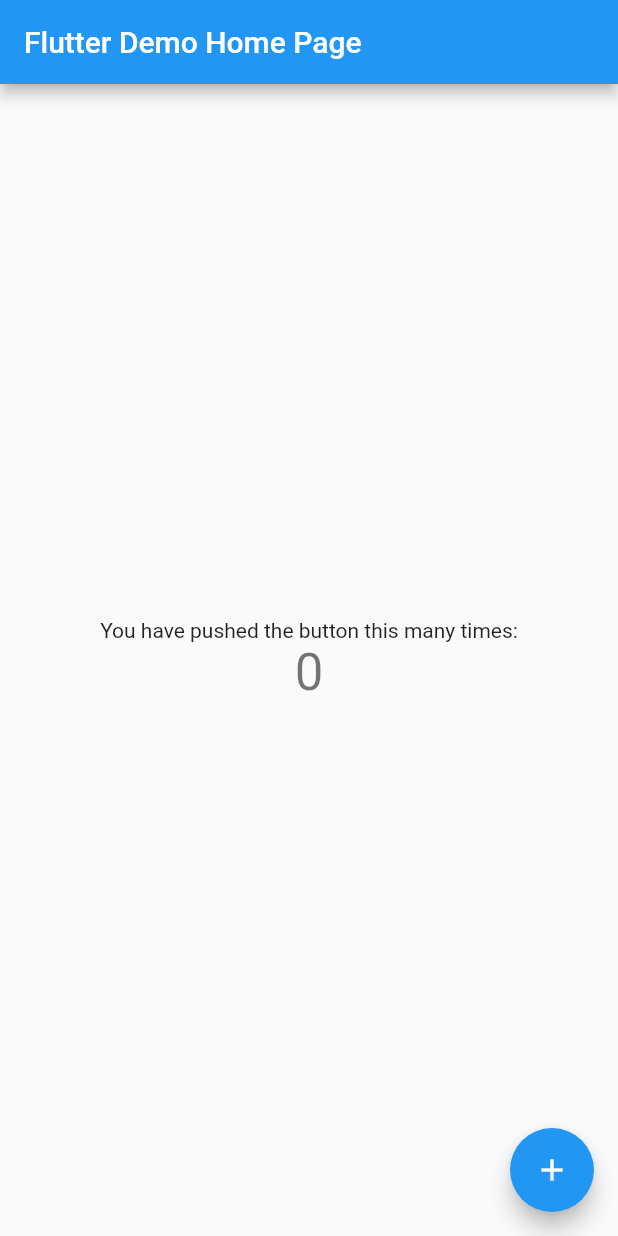
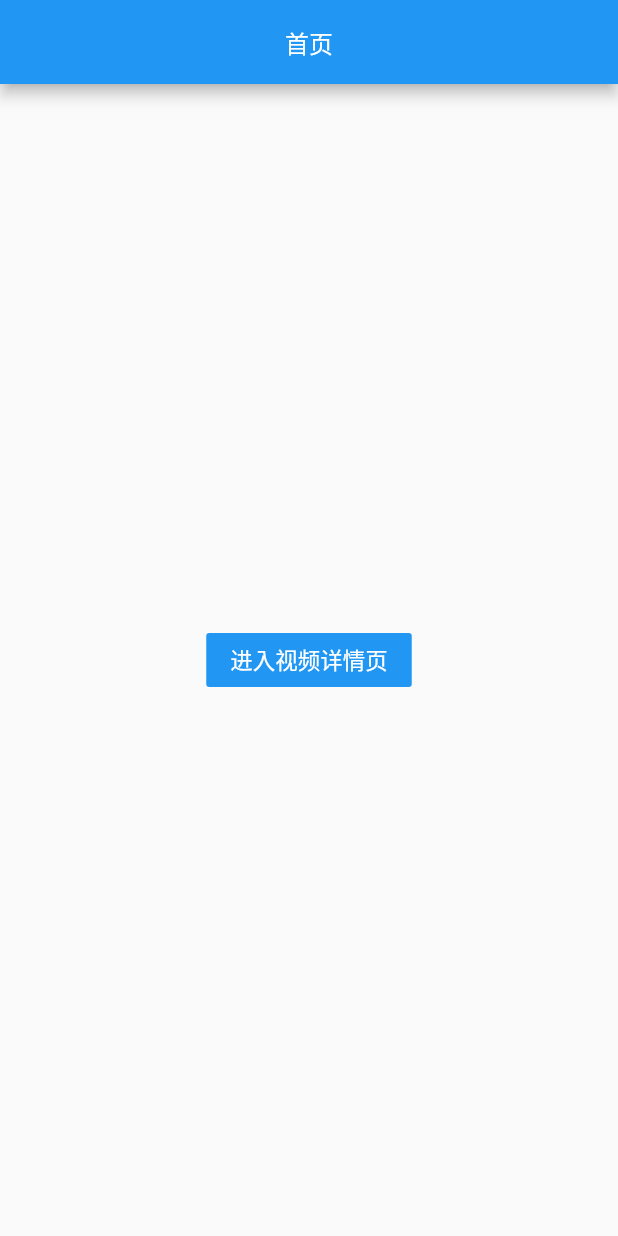
Before and after one commit to GeorgeHY/playerListTest, a Flutter app: the screen it shows after launch, on a phone screen of 412 x 824 dp. Run offline on Flutter 3.47's test engine with Material 2 defaults, Android fonts, the phone set to English and light mode, and no system bars; our stand-ins replace cached_network_image; missing offline and left inert: fijkplayer.

Commit message:
1封面图显示 2错误状态显示 3播放完成处理

```diff
--- /dev/null
+++ b/playerlist/lib/HomePage.dart
@@ -0,0 +1,50 @@
+import 'package:flutter/cupertino.dart';
+import 'package:flutter/material.dart';
+import 'package:playerlist/VideoModel.dart';
+
+class HomePage extends StatefulWidget{
+  @override
+  _HomePageState createState() => _HomePageState();
+}
+
+class _HomePageState extends State<HomePage> {
+  VideoModel videoModel;
+
+  @override
+  void initState() {
+    videoModel = VideoModel("https://jpg.1234567bt.com/hls/2018/08/05/mYylc92e/screenshot1.jpg", "https://m3u8.cdnpan.com/mYylc92e.m3u8");
+    super.initState();
+  }
+
+  @override
+  Widget build(BuildContext context) {
+    return Scaffold(
+      appBar: AppBar(
+        title: Text(
+          "首页",
+          style: TextStyle(
+            color: Colors.white,
+            fontSize: 16.0,
+          ),
+        ),
+        centerTitle: true,
+      ),
+      body: Container(
+        alignment: Alignment.center,
+        child: FlatButton(
+          onPressed: () {
+            Navigator.pushNamed(context, "detailPage",arguments: {'video':videoModel});
+          },
+          color: Colors.blue,
+          child: Text(
+            "进入视频详情页",
+            style: TextStyle(
+              color: Colors.white,
+              fontSize: 15.0,
+            ),
+          ),
+        ),
+      ),
+    );
+  }
+}
--- /dev/null
+++ b/playerlist/lib/VideoModel.dart
@@ -0,0 +1,10 @@
+class VideoModel {
+  String cover;
+
+  String url;
+
+  VideoModel(
+      this.cover,
+      this.url,
+      );
+}
--- a/playerlist/lib/main.dart
+++ b/playerlist/lib/main.dart
@@ -1,6 +1,19 @@
 import 'package:flutter/material.dart';
+import 'package:flutter/cupertino.dart';
+import 'package:flutter/services.dart';
+import 'package:playerlist/DetailPage.dart';
+import 'package:playerlist/HomePage.dart';
 
 void main() {
+  //确保Global.init()方法不能抛出异常，否则 runApp(MyApp())根本执行不到
+  WidgetsFlutterBinding.ensureInitialized();
+
+  //强制竖屏
+  SystemChrome.setPreferredOrientations([
+    DeviceOrientation.portraitUp,
+    DeviceOrientation.portraitDown,
+
+  ]);
   runApp(MyApp());
 }
 
@@ -22,7 +35,11 @@ class MyApp extends StatelessWidget {
         // is not restarted.
         primarySwatch: Colors.blue,
       ),
-      home: MyHomePage(title: 'Flutter Demo Home Page'),
+      routes: {
+        "/": (context) => HomePage(),
+        "detailPage":(context) => DetailPage(param: ModalRoute.of(context).settings.arguments,),
+      },
+      // home: MyHomePage(title: 'Flutter Demo Home Page'),
     );
   }
 }
--- a/playerlist/pubspec.yaml
+++ b/playerlist/pubspec.yaml
@@ -30,6 +30,8 @@ dependencies:
   cupertino_icons: ^1.0.0
 
   fijkplayer: any
+
+  cached_network_image: any
 
 dev_dependencies:
   flutter_test:
```
Also changed, not shown: playerlist/lib/DetailPage.dart (added, +142 -0 lines), playerlist/pubspec.lock, 2 other files.
